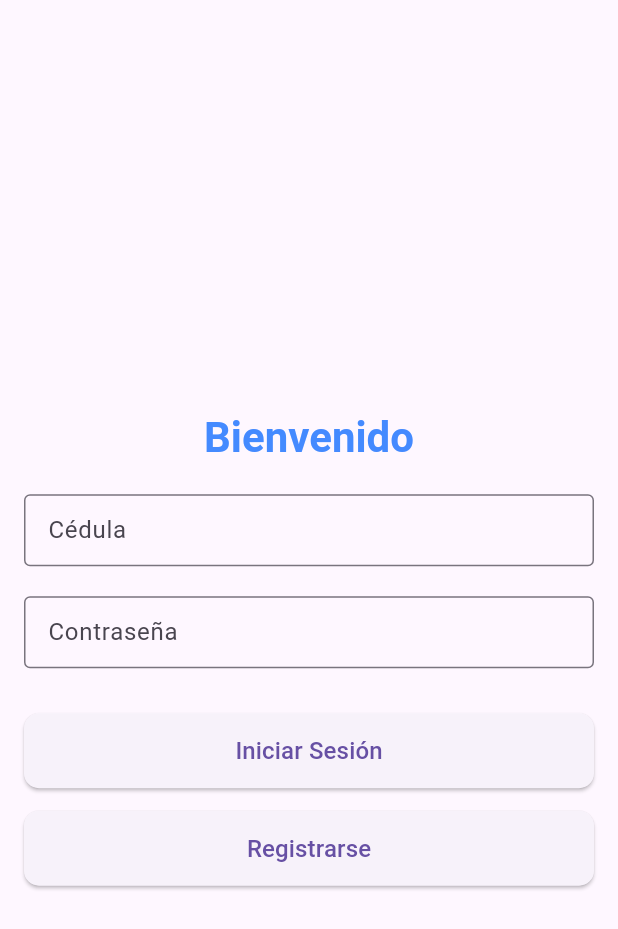
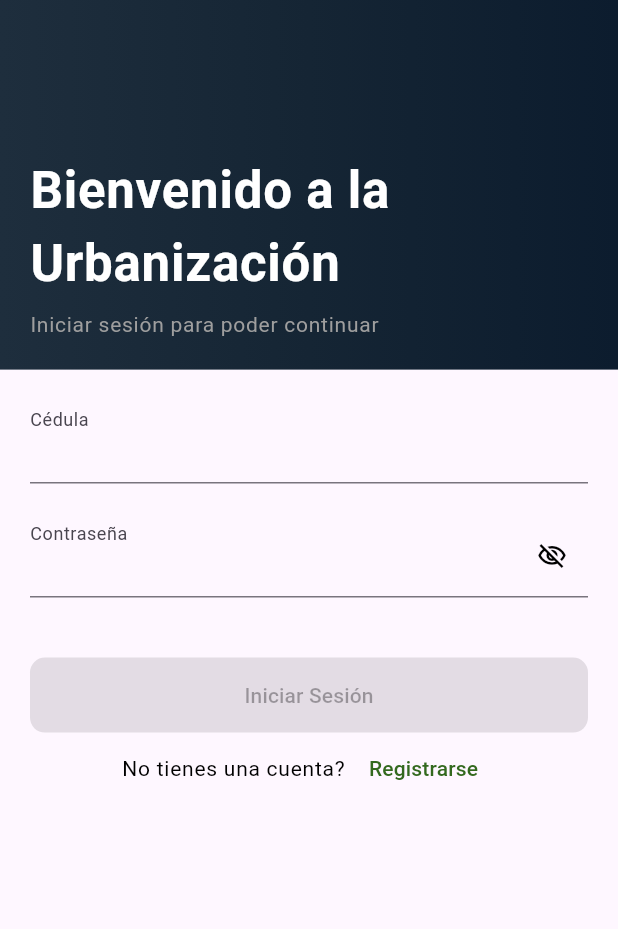
Before and after one commit to JeffersonS69/frontend-prueba-tecnica, a Flutter app: the screen it shows after launch, on a phone screen of 412 x 824 dp. Shown: the top 929 px of the screen. Run offline on Flutter 3.47's test engine with Material 3 defaults, Android fonts, the phone set to English and light mode, and no system bars; our stand-ins replace flutter_dotenv, flutter_secure_storage, image_picker.

Commit message:
Agregar nuevas utilidades y constantes para mejorar la gestión de la interfaz de usuario, incluyendo extensiones de contexto, colores, temas y cadenas de texto.

```diff
--- /dev/null
+++ b/lib/components/app_text_form_field.dart
@@ -0,0 +1,59 @@
+import 'package:flutter/material.dart';
+
+class AppTextFormField extends StatelessWidget {
+  const AppTextFormField({
+    required this.textInputAction,
+    required this.labelText,
+    required this.keyboardType,
+    required this.controller,
+    super.key,
+    this.onChanged,
+    this.validator,
+    this.obscureText,
+    this.suffixIcon,
+    this.onEditingComplete,
+    this.autofocus,
+    this.focusNode,
+  });
+
+  final void Function(String)? onChanged;
+  final String? Function(String?)? validator;
+  final TextInputAction textInputAction;
+  final TextInputType keyboardType;
+  final TextEditingController controller;
+  final bool? obscureText;
+  final Widget? suffixIcon;
+  final String labelText;
+  final bool? autofocus;
+  final FocusNode? focusNode;
+  final void Function()? onEditingComplete;
+
+  @override
+  Widget build(BuildContext context) {
+    return Padding(
+      padding: const EdgeInsets.only(bottom: 20),
+      child: TextFormField(
+        controller: controller,
+        keyboardType: keyboardType,
+        textInputAction: textInputAction,
+        focusNode: focusNode,
+        onChanged: onChanged,
+        autofocus: autofocus ?? false,
+        validator: validator,
+        obscureText: obscureText ?? false,
+        obscuringCharacter: '*',
+        onEditingComplete: onEditingComplete,
+        decoration: InputDecoration(
+          suffixIcon: suffixIcon,
+          labelText: labelText,
+          floatingLabelBehavior: FloatingLabelBehavior.always,
+        ),
+        onTapOutside: (event) => FocusScope.of(context).unfocus(),
+        style: const TextStyle(
+          fontWeight: FontWeight.w500,
+          color: Colors.black,
+        ),
+      ),
+    );
+  }
+}
--- a/lib/screens/login_screen.dart
+++ b/lib/screens/login_screen.dart
@@ -1,10 +1,14 @@
 import 'package:flutter/material.dart';
-import 'package:flutter/services.dart';
+import 'package:frontend/components/app_text_form_field.dart';
 import 'package:frontend/functions/solicitudes_state.dart';
 import 'package:frontend/functions/submit_handler.dart';
 import 'package:frontend/screens/register_screen.dart';
 import 'package:frontend/services/auth/auth_service.dart';
 import 'package:frontend/services/usuarios_service.dart';
+import 'package:frontend/values/app_constants.dart';
+import 'package:frontend/values/app_theme.dart';
+import '../values/app_string.dart';
+import 'package:frontend/utils/gradient_background.dart';
 import 'package:provider/provider.dart';
 
 class LoginScreen extends StatefulWidget {
@@ -17,118 +21,185 @@ class LoginScreen extends StatefulWidget {
 class LoginScreenState extends State<LoginScreen> {
   final serviceUsuario = UsuariosService();
   final _formKey = GlobalKey<FormState>();
-  final _cedulaController = TextEditingController();
-  final _passwordController = TextEditingController();
+  final ValueNotifier<bool> passwordNotifier = ValueNotifier(true);
+  final ValueNotifier<bool> fieldValidNotifier = ValueNotifier(false);
+  late final TextEditingController _cedulaController;
+  late final TextEditingController _passwordController;
+
+  void initializeControllers() {
+    _cedulaController = TextEditingController()
+      ..addListener(controllerListener);
+    _passwordController = TextEditingController()
+      ..addListener(controllerListener);
+  }
+
+  void disposeControllers() {
+    _cedulaController.dispose();
+    _passwordController.dispose();
+  }
+
+  void controllerListener() {
+    final email = _cedulaController.text;
+    final password = _passwordController.text;
+
+    if (email.isEmpty && password.isEmpty) return;
+
+    if (AppConstants.cedulaRegex.hasMatch(email) && password.isNotEmpty) {
+      fieldValidNotifier.value = true;
+    } else {
+      fieldValidNotifier.value = false;
+    }
+  }
+
+  @override
+  void initState() {
+    initializeControllers();
+    super.initState();
+  }
+
+  @override
+  void dispose() {
+    disposeControllers();
+    super.dispose();
+  }
 
   @override
   Widget build(BuildContext context) {
     final authService = Provider.of<AuthService>(context);
     final solicitudesState = Provider.of<SolicitudesState>(context);
+
     return Scaffold(
-      body: Center(
+      body: ListView(
+        padding: EdgeInsets.zero,
+        children: [
+          const GradientBackground(
+            children: [
+              Text(
+                AppStrings.signInToYourNAccount,
+                style: AppTheme.titleLarge,
+              ),
+              SizedBox(
+                height: 6,
+              ),
+              Text(
+                AppStrings.signInToYourAccount,
+                style: AppTheme.bodySmall,
+              ),
+            ],
+          ),
+          Form(
+            key: _formKey,
             child: Padding(
-          padding: const EdgeInsets.symmetric(horizontal: 16.0),
-          child: SingleChildScrollView(
-            child: Form(
-              key: _formKey,
+              padding: const EdgeInsets.all(20),
               child: Column(
-                mainAxisAlignment: MainAxisAlignment.center,
-                crossAxisAlignment: CrossAxisAlignment.center,
+                mainAxisSize: MainAxisSize.min,
+                crossAxisAlignment: CrossAxisAlignment.end,
                 children: [
-                  const SizedBox(height: 40),
-                  Text(
-                    'Bienvenido',
-                    style: Theme.of(context).textTheme.headlineMedium?.copyWith(
-                          fontWeight: FontWeight.bold,
-                          color: Colors.blueAccent,
+                  AppTextFormField(
+                    controller: _cedulaController,
+                    labelText: AppStrings.cedula,
+                    keyboardType: TextInputType.number,
+                    textInputAction: TextInputAction.next,
+                    onChanged: (_) => _formKey.currentState?.validate(),
+                    validator: (value) {
+                      return value!.isEmpty
+                          ? AppStrings.pleaseEnterCedula
+                          : AppConstants.cedulaRegex.hasMatch(value)
+                              ? null
+                              : AppStrings.onlyNumbersAndMax10Digits;
+                    },
+                  ),
+                  ValueListenableBuilder(
+                    valueListenable: passwordNotifier,
+                    builder: (context, passwordObscure, _) {
+                      return AppTextFormField(
+                        obscureText: passwordObscure,
+                        controller: _passwordController,
+                        labelText: AppStrings.password,
+                        textInputAction: TextInputAction.done,
+                        keyboardType: TextInputType.visiblePassword,
+                        onChanged: (_) => _formKey.currentState?.validate(),
+                        validator: (value) {
+                          return value!.isEmpty
+                              ? AppStrings.pleaseEnterPassword
+                              : null;
+                        },
+                        suffixIcon: IconButton(
+                          onPressed: () =>
+                              passwordNotifier.value = !passwordObscure,
+                          style: IconButton.styleFrom(
+                            minimumSize: const Size.square(48),
+                          ),
+                          icon: Icon(
+                            passwordObscure
+                                ? Icons.visibility_off_outlined
+                                : Icons.visibility_outlined,
+                            size: 20,
+                            color: Colors.black,
                           ),
                         ),
-                  const SizedBox(height: 20),
-                  TextFormField(
-                    controller: _cedulaController,
-                    decoration: const InputDecoration(
-                      labelText: 'Cédula',
-                      border: OutlineInputBorder(),
-                      contentPadding:
-                          EdgeInsets.symmetric(vertical: 10, horizontal: 12),
-                    ),
-                    validator: (value) {
-                      if (value == null || value.isEmpty) {
-                        return 'Este campo es obligatorio';
-                      } else if (!RegExp(r'^[0-9]{10}$').hasMatch(value)) {
-                        return 'Solo números y máximo 10 dígitos';
-                      }
-                      return null;
+                      );
                     },
-                    keyboardType: TextInputType.number,
-                    inputFormatters: [
-                      FilteringTextInputFormatter.digitsOnly,
-                      LengthLimitingTextInputFormatter(10)
-                    ],
                   ),
                   const SizedBox(height: 20),
-                  TextFormField(
-                    controller: _passwordController,
-                    obscureText: true,
-                    decoration: const InputDecoration(
-                      labelText: 'Contraseña',
-                      border: OutlineInputBorder(),
-                      contentPadding:
-                          EdgeInsets.symmetric(vertical: 10, horizontal: 12),
-                    ),
-                    validator: (value) {
-                      if (value == null || value.isEmpty) {
-                        return 'Este campo es obligatorio';
-                      }
-                      return null;
-                    },
-                  ),
-                  const SizedBox(height: 30),
-                  ElevatedButton(
-                    onPressed: () async {
-                      if (_formKey.currentState!.validate()) {
+                  ValueListenableBuilder(
+                    valueListenable: fieldValidNotifier,
+                    builder: (context, isValid, _) {
+                      return ElevatedButton(
+                        onPressed: isValid
+                            ? () async {
                                 await FormSubmitHandler.loginSubmit(
                                   solicitudesState: solicitudesState,
                                   context: context,
                                   cedulaController: _cedulaController,
                                   passwordController: _passwordController,
                                   authService: authService,
-                            serviceUsuario: serviceUsuario);
+                                  serviceUsuario: serviceUsuario,
+                                );
                               }
-                    },
+                            : null,
                         style: ElevatedButton.styleFrom(
                           minimumSize: const Size(double.infinity, 50),
                           shape: RoundedRectangleBorder(
                             borderRadius: BorderRadius.circular(10),
                           ),
+                          backgroundColor: Colors.lightGreen.shade300,
+                          foregroundColor: Colors.black,
                         ),
-                    child: const Text('Iniciar Sesión',
-                        style: TextStyle(fontSize: 16)),
+                        child: const Text(AppStrings.login),
+                      );
+                    },
                   ),
-                  const SizedBox(height: 15),
-                  ElevatedButton(
-                    onPressed: () {
-                      Navigator.push(
+                  const SizedBox(width: 20),
+                  Row(
+                    mainAxisAlignment: MainAxisAlignment.center,
+                    children: [
+                      Text(
+                        AppStrings.doNotHaveAnAccount,
+                        style: AppTheme.bodySmall.copyWith(color: Colors.black),
+                      ),
+                      const SizedBox(width: 4),
+                      TextButton(
+                        onPressed: () => Navigator.push(
                           context,
                           MaterialPageRoute(
-                            builder: (context) =>
-                                RegisterScreen(serviceUsuario: serviceUsuario)),
-                      );
-                    },
-                    style: ElevatedButton.styleFrom(
-                      minimumSize: const Size(double.infinity, 50),
-                      shape: RoundedRectangleBorder(
-                        borderRadius: BorderRadius.circular(10),
+                            builder: (context) => RegisterScreen(
+                              serviceUsuario: serviceUsuario,
                             ),
                           ),
-                    child: const Text('Registrarse',
-                        style: TextStyle(fontSize: 16)),
+                        ),
+                        style: TextButton.styleFrom(
+                          foregroundColor: Colors.lightGreen.shade900,
+                        ),
+                        child: const Text(AppStrings.register),
+                      ),
+                    ],
                   ),
                 ],
               ),
             ),
           ),
-        ),
+        ],
       ),
     );
   }
--- /dev/null
+++ b/lib/utils/extensions.dart
@@ -0,0 +1,9 @@
+import 'package:flutter/material.dart';
+
+extension ContextExtension on BuildContext {
+  double heightFraction({double sizeFraction = 1}) =>
+      MediaQuery.sizeOf(this).height * sizeFraction;
+
+  double widthFraction({double sizeFraction = 1}) =>
+      MediaQuery.sizeOf(this).width * sizeFraction;
+}
--- /dev/null
+++ b/lib/utils/gradient_background.dart
@@ -0,0 +1,33 @@
+import 'package:flutter/material.dart';
+import 'package:frontend/utils/extensions.dart';
+import '../../values/app_colors.dart';
+
+class GradientBackground extends StatelessWidget {
+  const GradientBackground({
+    required this.children,
+    this.colors = AppColors.defaultGradient,
+    super.key,
+  });
+
+  final List<Color> colors;
+  final List<Widget> children;
+
+  @override
+  Widget build(BuildContext context) {
+    return DecoratedBox(
+      decoration: BoxDecoration(gradient: LinearGradient(colors: colors)),
+      child: Padding(
+        padding: const EdgeInsets.all(20),
+        child: Column(
+          crossAxisAlignment: CrossAxisAlignment.stretch,
+          children: [
+            SizedBox(
+              height: context.heightFraction(sizeFraction: 0.1),
+            ),
+            ...children,
+          ],
+        ),
+      ),
+    );
+  }
+}
--- /dev/null
+++ b/lib/values/app_colors.dart
@@ -0,0 +1,16 @@
+import 'package:flutter/material.dart';
+
+class AppColors {
+  const AppColors._();
+
+  static const Color primaryColor = Color(0xffBAE162);
+  static const Color darkBlue = Color(0xff1E2E3D);
+  static const Color darkerBlue = Color(0xff152534);
+  static const Color darkestBlue = Color(0xff0C1C2E);
+
+  static const List<Color> defaultGradient = [
+    darkBlue,
+    darkerBlue,
+    darkestBlue,
+  ];
+}
--- /dev/null
+++ b/lib/values/app_constants.dart
@@ -0,0 +1,15 @@
+import 'package:flutter/material.dart';
+
+class AppConstants {
+  AppConstants._();
+
+  static final navigationKey = GlobalKey<NavigatorState>();
+
+  static final RegExp cedulaRegex = RegExp(
+    r"^[0-9]{10}$",
+  );
+
+  static final RegExp passwordRegex = RegExp(
+    r'^(?=.*[a-z])(?=.*[A-Z])(?=.*\d)(?=.*[@$#!%*?&_])[A-Za-z\d@#$!%*?&_].{7,}$',
+  );
+}
--- /dev/null
+++ b/lib/values/app_string.dart
@@ -0,0 +1,39 @@
+class AppStrings {
+  const AppStrings._();
+
+  static const String loginAndRegister = 'Login and Register UI';
+  static const String uhOhPageNotFound = 'Oh no! Página no encontrada';
+  static const String register = 'Registrarse';
+  static const String login = 'Iniciar Sesión';
+  static const String createYourAccount = 'Create your account';
+  static const String doNotHaveAnAccount = "No tienes una cuenta?";
+  static const String signInToYourNAccount = 'Bienvenido a la \nUrbanización';
+  static const String signInToYourAccount = 'Iniciar sesión para poder continuar';
+  static const String iHaveAnAccount = 'I have an account?';
+  static const String forgotPassword = 'Forgot Password?';
+  static const String orLoginWith = 'or Login with';
+
+  static const String loggedIn = 'Logged In!';
+  static const String registrationComplete = 'Registration Complete!';
+
+  static const String name = 'Name';
+  static const String pleaseEnterName = 'Please, Enter Name';
+  static const String invalidName = 'Invalid Name';
+
+  static const String email = 'Email';
+  static const String pleaseEnterEmailAddress = 'Please, Enter Email Address';
+  static const String invalidEmailAddress = 'Invalid Email Address';
+
+  static const String password = 'Contraseña';
+  static const String pleaseEnterPassword = 'Por favor, ingrese su contraseña';
+  static const String invalidPassword = 'Contraseña inválida';
+
+  static const String confirmPassword = 'Confirm Password';
+  static const String pleaseReEnterPassword = 'Please, Re-Enter Password';
+  static const String passwordNotMatched = 'Password not matched!';
+
+  static const String cedula = 'Cédula';
+  static const String pleaseEnterCedula = 'Por favor, ingrese su cédula';
+  static const String onlyNumbersAndMax10Digits = 'Solo números y máximo 10 dígitos';
+
+}
--- /dev/null
+++ b/lib/values/app_theme.dart
@@ -0,0 +1,92 @@
+import 'package:flutter/material.dart';
+
+import 'app_colors.dart';
+
+class AppTheme {
+  static const textFormFieldBorder = OutlineInputBorder(
+    borderRadius: BorderRadius.all(Radius.circular(12)),
+    borderSide: BorderSide(color: Colors.grey, width: 1.6),
+  );
+
+  static final ThemeData themeData = ThemeData(
+    useMaterial3: true,
+    colorSchemeSeed: AppColors.primaryColor,
+    scaffoldBackgroundColor: Colors.white,
+    textTheme: const TextTheme(
+      titleLarge: TextStyle(
+        fontWeight: FontWeight.bold,
+        color: Colors.white,
+        fontSize: 34,
+        letterSpacing: 0.5,
+      ),
+      bodySmall: TextStyle(
+        color: Colors.grey,
+        fontSize: 14,
+        letterSpacing: 0.5,
+      ),
+    ),
+    inputDecorationTheme: const InputDecorationTheme(
+      filled: true,
+      fillColor: Colors.transparent,
+      errorStyle: TextStyle(fontSize: 12),
+      contentPadding: EdgeInsets.symmetric(
+        horizontal: 24,
+        vertical: 14,
+      ),
+      border: textFormFieldBorder,
+      errorBorder: textFormFieldBorder,
+      focusedBorder: textFormFieldBorder,
+      focusedErrorBorder: textFormFieldBorder,
+      enabledBorder: textFormFieldBorder,
+      labelStyle: TextStyle(
+        fontSize: 17,
+        color: Colors.grey,
+        fontWeight: FontWeight.w500,
+      ),
+    ),
+    textButtonTheme: TextButtonThemeData(
+      style: TextButton.styleFrom(
+        foregroundColor: AppColors.primaryColor,
+        padding: const EdgeInsets.all(4),
+        shape: const RoundedRectangleBorder(
+          borderRadius: BorderRadius.all(Radius.circular(8)),
+        ),
+        textStyle: const TextStyle(fontWeight: FontWeight.bold),
+      ),
+    ),
+    outlinedButtonTheme: OutlinedButtonThemeData(
+      style: OutlinedButton.styleFrom(
+        foregroundColor: AppColors.primaryColor,
+        minimumSize: const Size(double.infinity, 50),
+        side: BorderSide(color: Colors.grey.shade200),
+        shape: const RoundedRectangleBorder(
+          borderRadius: BorderRadius.all(Radius.circular(12)),
+        ),
+      ),
+    ),
+    filledButtonTheme: FilledButtonThemeData(
+      style: FilledButton.styleFrom(
+        foregroundColor: Colors.black,
+        backgroundColor: AppColors.primaryColor,
+        disabledBackgroundColor: Colors.grey.shade300,
+        minimumSize: const Size(double.infinity, 52),
+        shape: const RoundedRectangleBorder(
+          borderRadius: BorderRadius.all(Radius.circular(12)),
+        ),
+        textStyle: const TextStyle(fontSize: 18, fontWeight: FontWeight.w500),
+      ),
+    ),
+  );
+
+  static const TextStyle titleLarge = TextStyle(
+    fontWeight: FontWeight.bold,
+    color: Colors.white,
+    fontSize: 34,
+    letterSpacing: 0.5,
+  );
+
+  static const TextStyle bodySmall = TextStyle(
+    color: Colors.grey,
+    letterSpacing: 0.5,
+  );
+}
```
Lines whose indentation alone changed are shown as unchanged.
